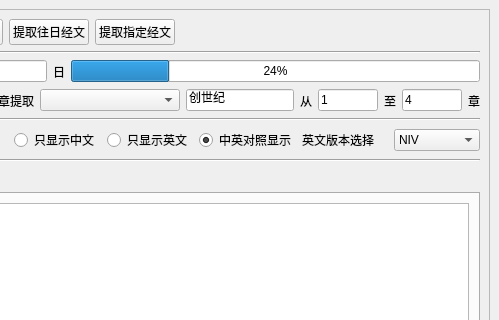
The window that ui_bible_reading_reminder_new.ui (jackey-qiu/message_reminder) describes before a commit, drawn with Qt 5; both pictures show x 941 to 1440 and y 0 to 320 of the 1440 by 830 pixel window.
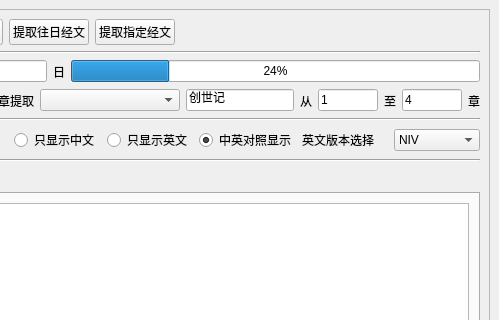
The same window after the commit.

Patch:
```diff
--- a/ui_bible_reading_reminder_new.ui
+++ b/ui_bible_reading_reminder_new.ui
@@ -464,7 +464,7 @@
           <item>
            <widget class="QLineEdit" name="lineEdit_book">
             <property name="text">
-             <string>创世纪</string>
+             <string>创世记</string>
             </property>
            </widget>
           </item>
```
Left out of the diff: 16 changed lines with no effect on the pictures.
